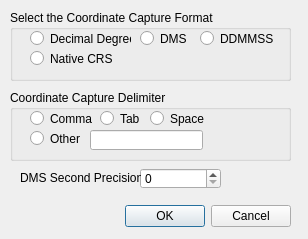
This is latLonSettings.ui in NationalSecurityAgency/qgis-latlontools-plugin as Qt 5 draws it before an edit. The edited form follows.
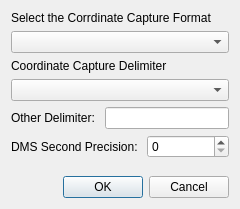
This is the edited form.

Commit message: Updated GUIs to be machine and font independent.

```diff
--- a/latLonSettings.ui
+++ b/latLonSettings.ui
@@ -6,198 +6,100 @@
    <rect>
     <x>0</x>
     <y>0</y>
-    <width>308</width>
-    <height>239</height>
+    <width>240</width>
+    <height>209</height>
    </rect>
   </property>
   <property name="windowTitle">
    <string>Lat Lon Settings</string>
   </property>
-  <widget class="QDialogButtonBox" name="buttonBox">
-   <property name="geometry">
-    <rect>
-     <x>20</x>
-     <y>200</y>
-     <width>271</width>
-     <height>32</height>
-    </rect>
-   </property>
-   <property name="orientation">
-    <enum>Qt::Horizontal</enum>
-   </property>
-   <property name="standardButtons">
-    <set>QDialogButtonBox::Cancel|QDialogButtonBox::Ok</set>
-   </property>
-  </widget>
-  <widget class="QGroupBox" name="formatGroupBox">
-   <property name="geometry">
-    <rect>
-     <x>10</x>
-     <y>10</y>
-     <width>281</width>
-     <height>71</height>
-    </rect>
-   </property>
-   <property name="title">
-    <string>Select the Coordinate Capture Format</string>
-   </property>
-   <widget class="QRadioButton" name="dd">
-    <property name="geometry">
-     <rect>
-      <x>20</x>
-      <y>20</y>
-      <width>101</width>
-      <height>17</height>
-     </rect>
-    </property>
-    <property name="text">
-     <string>Decimal Degrees</string>
-    </property>
-   </widget>
-   <widget class="QRadioButton" name="dms">
-    <property name="geometry">
-     <rect>
-      <x>130</x>
-      <y>20</y>
-      <width>51</width>
-      <height>17</height>
-     </rect>
-    </property>
-    <property name="text">
-     <string>DMS</string>
-    </property>
-   </widget>
-   <widget class="QRadioButton" name="nativeFormat">
-    <property name="geometry">
-     <rect>
-      <x>20</x>
-      <y>40</y>
-      <width>82</width>
-      <height>17</height>
-     </rect>
-    </property>
-    <property name="text">
-     <string>Native CRS</string>
-    </property>
-   </widget>
-   <widget class="QRadioButton" name="ddmmss">
-    <property name="geometry">
-     <rect>
-      <x>190</x>
-      <y>20</y>
-      <width>82</width>
-      <height>17</height>
-     </rect>
-    </property>
-    <property name="text">
-     <string>DDMMSS</string>
-    </property>
-   </widget>
-  </widget>
-  <widget class="QGroupBox" name="separatorGroupBox">
-   <property name="geometry">
-    <rect>
-     <x>10</x>
-     <y>90</y>
-     <width>281</width>
-     <height>71</height>
-    </rect>
-   </property>
-   <property name="title">
-    <string>Coordinate Capture Delimiter</string>
-   </property>
-   <widget class="QRadioButton" name="commaDelim">
-    <property name="geometry">
-     <rect>
-      <x>20</x>
-      <y>20</y>
-      <width>82</width>
-      <height>17</height>
-     </rect>
-    </property>
-    <property name="text">
-     <string>Comma</string>
-    </property>
-   </widget>
-   <widget class="QRadioButton" name="tabDelim">
-    <property name="geometry">
-     <rect>
-      <x>90</x>
-      <y>20</y>
-      <width>82</width>
-      <height>17</height>
-     </rect>
-    </property>
-    <property name="text">
-     <string>Tab</string>
-    </property>
-   </widget>
-   <widget class="QRadioButton" name="spaceDelim">
-    <property name="geometry">
-     <rect>
-      <x>140</x>
-      <y>20</y>
-      <width>82</width>
-      <height>17</height>
-     </rect>
-    </property>
-    <property name="text">
-     <string>Space</string>
-    </property>
-   </widget>
-   <widget class="QRadioButton" name="otherDelim">
-    <property name="geometry">
-     <rect>
-      <x>20</x>
-      <y>40</y>
-      <width>61</width>
-      <height>17</height>
-     </rect>
-    </property>
-    <property name="text">
-     <string>Other</string>
-    </property>
-   </widget>
-   <widget class="QLineEdit" name="otherTxt">
-    <property name="geometry">
-     <rect>
-      <x>80</x>
-      <y>40</y>
-      <width>113</width>
-      <height>20</height>
-     </rect>
-    </property>
-   </widget>
-  </widget>
-  <widget class="QSpinBox" name="precisionSpinBox">
-   <property name="geometry">
-    <rect>
-     <x>140</x>
-     <y>168</y>
-     <width>81</width>
-     <height>21</height>
-    </rect>
-   </property>
-   <property name="readOnly">
-    <bool>false</bool>
-   </property>
-   <property name="maximum">
-    <number>6</number>
-   </property>
-  </widget>
-  <widget class="QLabel" name="label">
-   <property name="geometry">
-    <rect>
-     <x>20</x>
-     <y>170</y>
-     <width>121</width>
-     <height>16</height>
-    </rect>
-   </property>
-   <property name="text">
-    <string>DMS Second Precision:</string>
-   </property>
-  </widget>
+  <property name="modal">
+   <bool>true</bool>
+  </property>
+  <layout class="QVBoxLayout" name="verticalLayout">
+   <item>
+    <widget class="QLabel" name="label">
+     <property name="text">
+      <string>Select the Corrdinate Capture Format</string>
+     </property>
+    </widget>
+   </item>
+   <item>
+    <widget class="QComboBox" name="coordComboBox">
+     <property name="sizePolicy">
+      <sizepolicy hsizetype="Preferred" vsizetype="Fixed">
+       <horstretch>0</horstretch>
+       <verstretch>0</verstretch>
+      </sizepolicy>
+     </property>
+    </widget>
+   </item>
+   <item>
+    <widget class="QLabel" name="label_2">
+     <property name="text">
+      <string>Coordinate Capture Delimiter</string>
+     </property>
+    </widget>
+   </item>
+   <item>
+    <widget class="QComboBox" name="delimComboBox"/>
+   </item>
+   <item>
+    <layout class="QHBoxLayout" name="horizontalLayout">
+     <item>
+      <widget class="QLabel" name="label_3">
+       <property name="text">
+        <string>Other Delimiter: </string>
+       </property>
+      </widget>
+     </item>
+     <item>
+      <widget class="QLineEdit" name="otherTxt"/>
+     </item>
+    </layout>
+   </item>
+   <item>
+    <layout class="QHBoxLayout" name="horizontalLayout_2">
+     <item>
+      <widget class="QLabel" name="label_4">
+       <property name="text">
+        <string>DMS Second Precision: </string>
+       </property>
+      </widget>
+     </item>
+     <item>
+      <widget class="QSpinBox" name="precisionSpinBox">
+       <property name="maximum">
+        <number>6</number>
+       </property>
+      </widget>
+     </item>
+    </layout>
+   </item>
+   <item>
+    <spacer name="verticalSpacer">
+     <property name="orientation">
+      <enum>Qt::Vertical</enum>
+     </property>
+     <property name="sizeHint" stdset="0">
+      <size>
+       <width>20</width>
+       <height>40</height>
+      </size>
+     </property>
+    </spacer>
+   </item>
+   <item>
+    <widget class="QDialogButtonBox" name="buttonBox">
+     <property name="orientation">
+      <enum>Qt::Horizontal</enum>
+     </property>
+     <property name="standardButtons">
+      <set>QDialogButtonBox::Cancel|QDialogButtonBox::Ok</set>
+     </property>
+    </widget>
+   </item>
+  </layout>
  </widget>
  <resources/>
  <connections>
```
Left out of the diff: 8 changed lines with no effect on the pictures. The commit also changes 3 other files.
